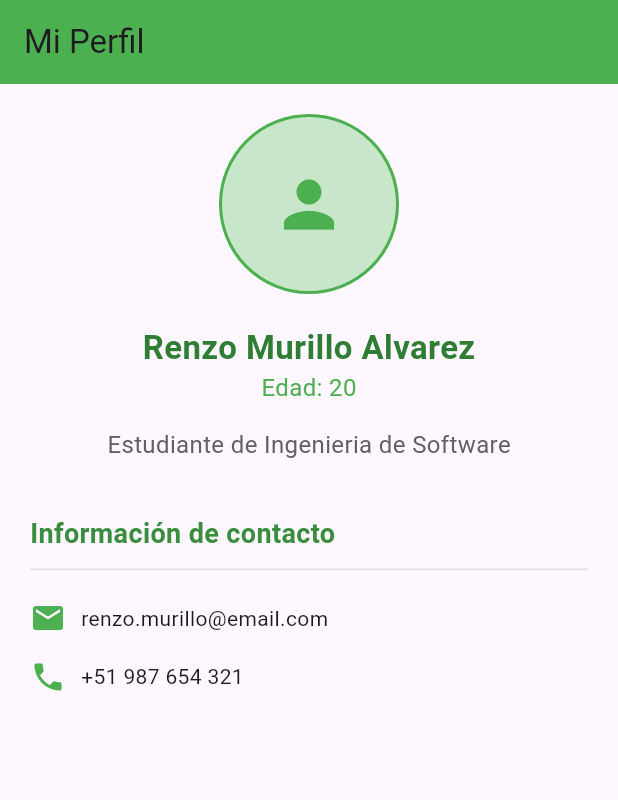
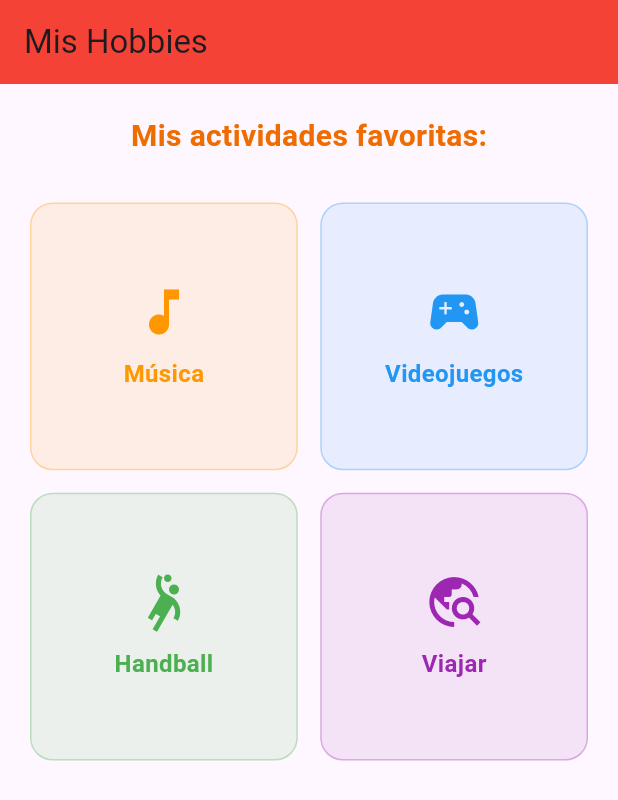
Before and after one commit to rnz23/FLUTTER_DSMV, a Flutter app: the screen it shows after launch, on a phone screen of 412 x 824 dp. Shown: the top 800 px of the screen. Run offline on Flutter 3.47's test engine with Material 3 defaults, Android fonts, the phone set to English and light mode, and no system bars.

```diff
--- a/ejercicio1_2025/lib/main.dart
+++ b/ejercicio1_2025/lib/main.dart
@@ -1,4 +1,5 @@
 
+import 'package:ejercicio1_2025/pantalla_hobbies.dart';
 import 'package:ejercicio1_2025/pantalla_inicio.dart';
 import 'package:ejercicio1_2025/pantalla_perfil.dart';
 import 'package:flutter/material.dart';
@@ -18,7 +19,7 @@ class MyApp extends StatelessWidget {
       theme: ThemeData(
         colorScheme: .fromSeed(seedColor: Colors.deepPurple),
       ),
-      home: const PantallaPerfil(),
+      home: const PantallaHobbies(),
     );
   }
 }
--- /dev/null
+++ b/ejercicio1_2025/lib/pantalla_hobbies.dart
@@ -0,0 +1,100 @@
+import 'package:flutter/material.dart';
+
+class PantallaHobbies extends StatelessWidget {
+  const PantallaHobbies({super.key});
+
+  @override
+  Widget build(BuildContext context) {
+    return Scaffold(
+      appBar: AppBar(
+        title: const Text("Mis Hobbies"),
+        backgroundColor: Colors.red,
+      ),
+      body: Padding(
+        padding: const EdgeInsets.all(20.0),
+        child: Column(
+          children: [
+            Text(
+              "Mis actividades favoritas:",
+              style: TextStyle(
+                fontSize: 20,
+                fontWeight: FontWeight.bold,
+                color: Colors.orange[800],
+              ),
+            ),
+
+            SizedBox(height: 30),
+
+            // Grid de 2 columnas
+            Expanded(
+              child: GridView.count(
+                crossAxisCount: 2, // 2 columnas
+                crossAxisSpacing: 15,
+                mainAxisSpacing: 15,
+                children: [
+                  // Hobby 1 - Música
+                  _buildHobbyItem(
+                    Icons.music_note,
+                    "Música",
+                    Colors.orange,
+                  ),
+
+                  // Hobby 2 - Videojuegos
+                  _buildHobbyItem(
+                    Icons.sports_esports,
+                    "Videojuegos",
+                    Colors.blue,
+                  ),
+
+                  // Hobby 3 - Handball
+                  _buildHobbyItem(
+                    Icons.sports_handball,
+                    "Handball",
+                    Colors.green,
+                  ),
+
+                  // Hobby 4 - Viajar
+                  _buildHobbyItem(
+                    Icons.travel_explore,
+                    "Viajar",
+                    Colors.purple,
+                  ),
+                ],
+              ),
+            ),
+          ],
+        ),
+      ),
+    );
+  }
+
+  // Widget para cada item del hobby
+  Widget _buildHobbyItem(IconData icon, String text, Color color) {
+    return Container(
+      decoration: BoxDecoration(
+        color: color.withOpacity(0.1),
+        borderRadius: BorderRadius.circular(15),
+        border: Border.all(color: color.withOpacity(0.3)),
+      ),
+      child: Column(
+        mainAxisAlignment: MainAxisAlignment.center,
+        children: [
+          Icon(
+            icon,
+            size: 40,
+            color: color,
+          ),
+          SizedBox(height: 10),
+          Text(
+            text,
+            style: TextStyle(
+              fontSize: 16,
+              fontWeight: FontWeight.bold,
+              color: color,
+            ),
+          ),
+        ],
+      ),
+    );
+  }
+}
```
